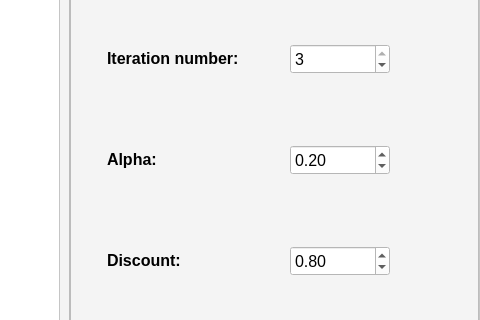
Qt form projekat1_puzzle/Slagalica.ui (draganagrbic998/ori) before a commit; both pictures show x 544 to 1024 and y 239 to 559 of the 1024 by 720 pixel window.
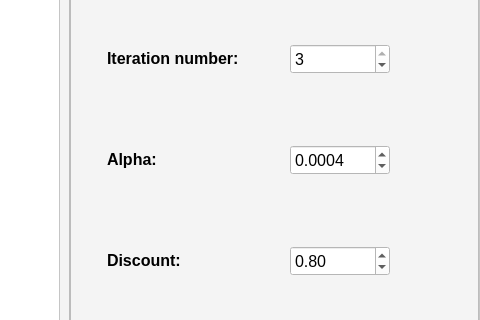
The same form after that commit.

What changed in the file:
```diff
--- a/projekat1_puzzle/Slagalica.ui
+++ b/projekat1_puzzle/Slagalica.ui
@@ -729,14 +729,20 @@
                 <property name="styleSheet">
                  <string notr="true">background-color: rgb(255, 255, 255);</string>
                 </property>
+                <property name="decimals">
+                 <number>4</number>
+                </property>
                 <property name="minimum">
-                 <double>0.100000000000000</double>
+                 <double>0.000100000000000</double>
                 </property>
                 <property name="maximum">
-                 <double>0.900000000000000</double>
+                 <double>0.999900000000000</double>
+                </property>
+                <property name="singleStep">
+                 <double>0.000100000000000</double>
                 </property>
                 <property name="value">
-                 <double>0.200000000000000</double>
+                 <double>0.000400000000000</double>
                 </property>
                </widget>
               </item>
```
